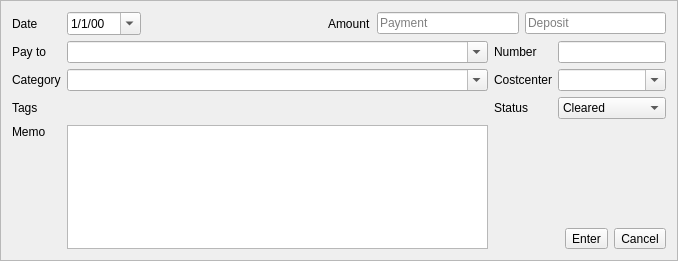
Old version of the form kmymoney/views/newtransactioneditor.ui in the repository KDE/kmymoney.
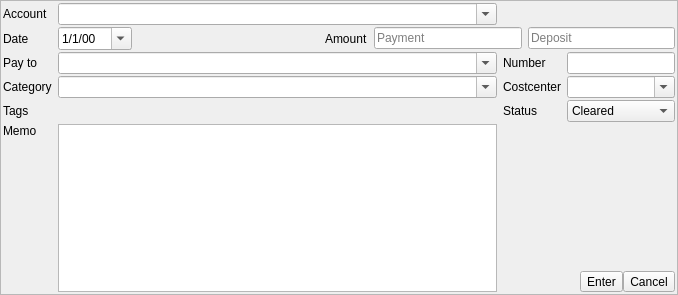
New version of the form. Custom widgets are drawn as their Qt base class.

```diff
--- a/kmymoney/views/newtransactioneditor.ui
+++ b/kmymoney/views/newtransactioneditor.ui
@@ -7,7 +7,7 @@
     <x>0</x>
     <y>0</y>
     <width>678</width>
-    <height>261</height>
+    <height>295</height>
    </rect>
   </property>
   <property name="frameShape">
@@ -17,14 +17,32 @@
    <enum>QFrame::Raised</enum>
   </property>
   <layout class="QGridLayout" name="gridLayout" columnstretch="0,0,5,0,0">
-   <item row="0" column="0">
-    <widget class="QLabel" name="label_6">
+   <property name="leftMargin">
+    <number>2</number>
+   </property>
+   <property name="topMargin">
+    <number>2</number>
+   </property>
+   <property name="rightMargin">
+    <number>2</number>
+   </property>
+   <property name="bottomMargin">
+    <number>2</number>
+   </property>
+   <property name="horizontalSpacing">
+    <number>6</number>
+   </property>
+   <property name="verticalSpacing">
+    <number>2</number>
+   </property>
+   <item row="3" column="0">
+    <widget class="QLabel" name="categoryLabel">
      <property name="text">
-      <string>Date</string>
+      <string>Category</string>
      </property>
     </widget>
    </item>
-   <item row="0" column="1">
+   <item row="1" column="1">
     <layout class="QHBoxLayout" name="horizontalLayout_4">
      <item>
       <widget class="KMyMoneyDateEdit" name="dateEdit">
@@ -51,64 +69,33 @@
      </item>
     </layout>
    </item>
-   <item row="0" column="2" colspan="3">
-    <layout class="QHBoxLayout" name="hs3">
-     <item>
-      <spacer name="horizontalSpacer_3">
-       <property name="orientation">
-        <enum>Qt::Horizontal</enum>
-       </property>
-       <property name="sizeHint" stdset="0">
-        <size>
-         <width>40</width>
-         <height>20</height>
-        </size>
-       </property>
-      </spacer>
-     </item>
-     <item>
-      <widget class="QLabel" name="label_7">
-       <property name="text">
-        <string>Amount</string>
-       </property>
-      </widget>
-     </item>
-     <item>
-      <widget class="AmountEdit" name="amountEditCredit">
-       <property name="sizePolicy">
-        <sizepolicy hsizetype="Expanding" vsizetype="Fixed">
-         <horstretch>0</horstretch>
-         <verstretch>0</verstretch>
-        </sizepolicy>
-       </property>
-       <property name="placeholderText">
-        <string>Payment</string>
-       </property>
-      </widget>
-     </item>
-     <item>
-      <widget class="AmountEdit" name="amountEditDebit">
-       <property name="sizePolicy">
-        <sizepolicy hsizetype="Expanding" vsizetype="Fixed">
-         <horstretch>0</horstretch>
-         <verstretch>0</verstretch>
-        </sizepolicy>
-       </property>
-       <property name="placeholderText">
-        <string>Deposit</string>
-       </property>
-      </widget>
-     </item>
-    </layout>
+   <item row="5" column="1" rowspan="2" colspan="2">
+    <widget class="QPlainTextEdit" name="memoEdit">
+     <property name="tabChangesFocus">
+      <bool>true</bool>
+     </property>
+    </widget>
    </item>
-   <item row="1" column="0">
+   <item row="2" column="4">
+    <widget class="QLineEdit" name="numberEdit"/>
+   </item>
+   <item row="2" column="0">
     <widget class="QLabel" name="label">
      <property name="text">
       <string>Pay to</string>
      </property>
     </widget>
    </item>
-   <item row="1" column="1" colspan="2">
+   <item row="4" column="4">
+    <widget class="QComboBox" name="statusCombo">
+     <item>
+      <property name="text">
+       <string>Cleared</string>
+      </property>
+     </item>
+    </widget>
+   </item>
+   <item row="2" column="1" colspan="2">
     <widget class="QComboBox" name="payeeEdit">
      <property name="editable">
       <bool>true</bool>
@@ -118,25 +105,35 @@
      </property>
     </widget>
    </item>
-   <item row="1" column="3">
-    <widget class="QLabel" name="label_4">
+   <item row="4" column="1" colspan="2">
+    <widget class="KTagContainer" name="tagContainer"/>
+   </item>
+   <item row="1" column="0">
+    <widget class="QLabel" name="postdateLabel">
      <property name="text">
-      <string>Number</string>
+      <string>Date</string>
      </property>
     </widget>
    </item>
-   <item row="1" column="4">
-    <widget class="QLineEdit" name="numberEdit"/>
+   <item row="5" column="0">
+    <widget class="QLabel" name="memoLabel">
+     <property name="text">
+      <string>Memo</string>
+     </property>
+     <property name="alignment">
+      <set>Qt::AlignLeading|Qt::AlignLeft|Qt::AlignTop</set>
+     </property>
+    </widget>
    </item>
-   <item row="2" column="0">
-    <widget class="QLabel" name="label_2">
+   <item row="4" column="3">
+    <widget class="QLabel" name="statusLabel">
      <property name="text">
-      <string>Category</string>
+      <string>Status</string>
      </property>
     </widget>
    </item>
-   <item row="2" column="1" colspan="2">
-    <widget class="KMyMoneyAccountCombo" name="accountCombo">
+   <item row="3" column="1" colspan="2">
+    <widget class="KMyMoneyAccountCombo" name="categoryCombo">
      <property name="editable">
       <bool>true</bool>
      </property>
@@ -148,64 +145,118 @@
      </property>
     </widget>
    </item>
+   <item row="6" column="3" colspan="2">
+    <layout class="QHBoxLayout" name="horizontalLayout">
+     <item>
+      <spacer name="horizontalSpacer">
+       <property name="orientation">
+        <enum>Qt::Horizontal</enum>
+       </property>
+       <property name="sizeHint" stdset="0">
+        <size>
+         <width>40</width>
+         <height>20</height>
+        </size>
+       </property>
+      </spacer>
+     </item>
+     <item>
+      <widget class="QToolButton" name="enterButton">
+       <property name="text">
+        <string>Enter</string>
+       </property>
+       <property name="toolButtonStyle">
+        <enum>Qt::ToolButtonTextBesideIcon</enum>
+       </property>
+      </widget>
+     </item>
+     <item>
+      <widget class="QToolButton" name="cancelButton">
+       <property name="text">
+        <string>Cancel</string>
+       </property>
+       <property name="toolButtonStyle">
+        <enum>Qt::ToolButtonTextBesideIcon</enum>
+       </property>
+      </widget>
+     </item>
+    </layout>
+   </item>
    <item row="2" column="3">
-    <widget class="QLabel" name="costCenterLabel">
+    <widget class="QLabel" name="numberLabel">
      <property name="text">
-      <string>Costcenter</string>
-     </property>
-    </widget>
-   </item>
-   <item row="2" column="4">
-    <widget class="QComboBox" name="costCenterCombo">
-     <property name="editable">
-      <bool>true</bool>
-     </property>
-    </widget>
-   </item>
-   <item row="3" column="0">
-    <widget class="QLabel" name="label_5">
-     <property name="text">
-      <string>Tags</string>
-     </property>
-    </widget>
-   </item>
-   <item row="3" column="1" colspan="2">
-    <widget class="KTagContainer" name="tagContainer" native="true"/>
-   </item>
-   <item row="3" column="3">
-    <widget class="QLabel" name="label_9">
-     <property name="text">
-      <string>Status</string>
+      <string>Number</string>
      </property>
     </widget>
    </item>
    <item row="3" column="4">
-    <widget class="QComboBox" name="statusCombo">
-     <item>
-      <property name="text">
-       <string>Cleared</string>
-      </property>
-     </item>
+    <widget class="QComboBox" name="costCenterCombo">
+     <property name="editable">
+      <bool>true</bool>
+     </property>
     </widget>
    </item>
    <item row="4" column="0">
     <widget class="QLabel" name="label_3">
      <property name="text">
-      <string>Memo</string>
+      <string>Tags</string>
      </property>
-     <property name="alignment">
-      <set>Qt::AlignLeading|Qt::AlignLeft|Qt::AlignTop</set>
-     </property>
     </widget>
    </item>
-   <item row="4" column="1" rowspan="2" colspan="2">
-    <widget class="QPlainTextEdit" name="memoEdit">
-     <property name="tabChangesFocus">
-      <bool>true</bool>
+   <item row="1" column="2" colspan="3">
+    <layout class="QHBoxLayout" name="hs3">
+     <property name="spacing">
+      <number>6</number>
      </property>
-    </widget>
+     <item>
+      <spacer name="horizontalSpacer_3">
+       <property name="orientation">
+        <enum>Qt::Horizontal</enum>
+       </property>
+       <property name="sizeHint" stdset="0">
+        <size>
+         <width>40</width>
+         <height>20</height>
+        </size>
+       </property>
+      </spacer>
+     </item>
+     <item>
+      <widget class="QLabel" name="label_7">
+       <property name="text">
+        <string>Amount</string>
+       </property>
+      </widget>
+     </item>
+     <item>
+      <widget class="AmountEdit" name="amountEditCredit">
+       <property name="sizePolicy">
+        <sizepolicy hsizetype="Expanding" vsizetype="Fixed">
+         <horstretch>0</horstretch>
+         <verstretch>0</verstretch>
+        </sizepolicy>
+       </property>
+       <property name="placeholderText">
+        <string>Payment</string>
+       </property>
+      </widget>
+     </item>
+     <item>
+      <widget class="AmountEdit" name="amountEditDebit">
+       <property name="sizePolicy">
+        <sizepolicy hsizetype="Expanding" vsizetype="Fixed">
+         <horstretch>0</horstretch>
+         <verstretch>0</verstretch>
+        </sizepolicy>
+       </property>
+       <property name="placeholderText">
+        <string>Deposit</string>
+       </property>
+      </widget>
+     </item>
+    </layout>
    </item>
-   <item row="4" column="4">
+   <item row="5" column="4">
     <spacer name="verticalSpacer_2">
      <property name="orientation">
       <enum>Qt::Vertical</enum>
@@ -218,42 +269,26 @@
      </property>
     </spacer>
    </item>
-   <item row="5" column="3" colspan="2">
-    <layout class="QHBoxLayout" name="horizontalLayout">
-     <item>
-      <spacer name="horizontalSpacer">
-       <property name="orientation">
-        <enum>Qt::Horizontal</enum>
-       </property>
-       <property name="sizeHint" stdset="0">
-        <size>
-         <width>40</width>
-         <height>20</height>
-        </size>
-       </property>
-      </spacer>
-     </item>
-     <item>
-      <widget class="QToolButton" name="enterButton">
-       <property name="text">
-        <string>Enter</string>
-       </property>
-       <property name="toolButtonStyle">
-        <enum>Qt::ToolButtonTextBesideIcon</enum>
-       </property>
-      </widget>
-     </item>
-     <item>
-      <widget class="QToolButton" name="cancelButton">
-       <property name="text">
-        <string>Cancel</string>
-       </property>
-       <property name="toolButtonStyle">
-        <enum>Qt::ToolButtonTextBesideIcon</enum>
-       </property>
-      </widget>
-     </item>
-    </layout>
+   <item row="3" column="3">
+    <widget class="QLabel" name="costCenterLabel">
+     <property name="text">
+      <string>Costcenter</string>
+     </property>
+    </widget>
+   </item>
+   <item row="0" column="0">
+    <widget class="QLabel" name="accountLabel">
+     <property name="text">
+      <string>Account</string>
+     </property>
+    </widget>
+   </item>
+   <item row="0" column="1" colspan="2">
+    <widget class="KMyMoneyAccountCombo" name="accountCombo">
+     <property name="editable">
+      <bool>true</bool>
+     </property>
+    </widget>
    </item>
   </layout>
  </widget>
@@ -275,7 +310,7 @@
   </customwidget>
   <customwidget>
    <class>KTagContainer</class>
-   <extends>QWidget</extends>
+   <extends>QFrame</extends>
    <header>ktagcontainer.h</header>
    <container>1</container>
   </customwidget>
```
Left out of the diff: 7 changed lines with no effect on the pictures.
